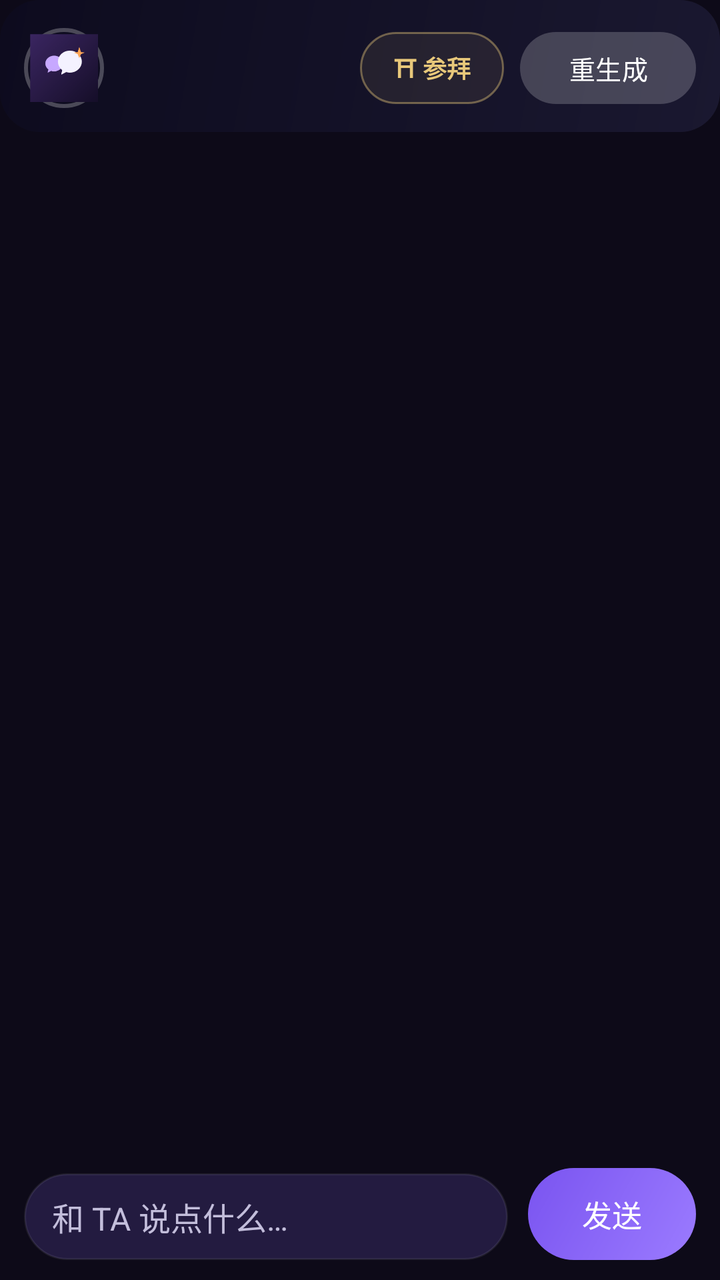
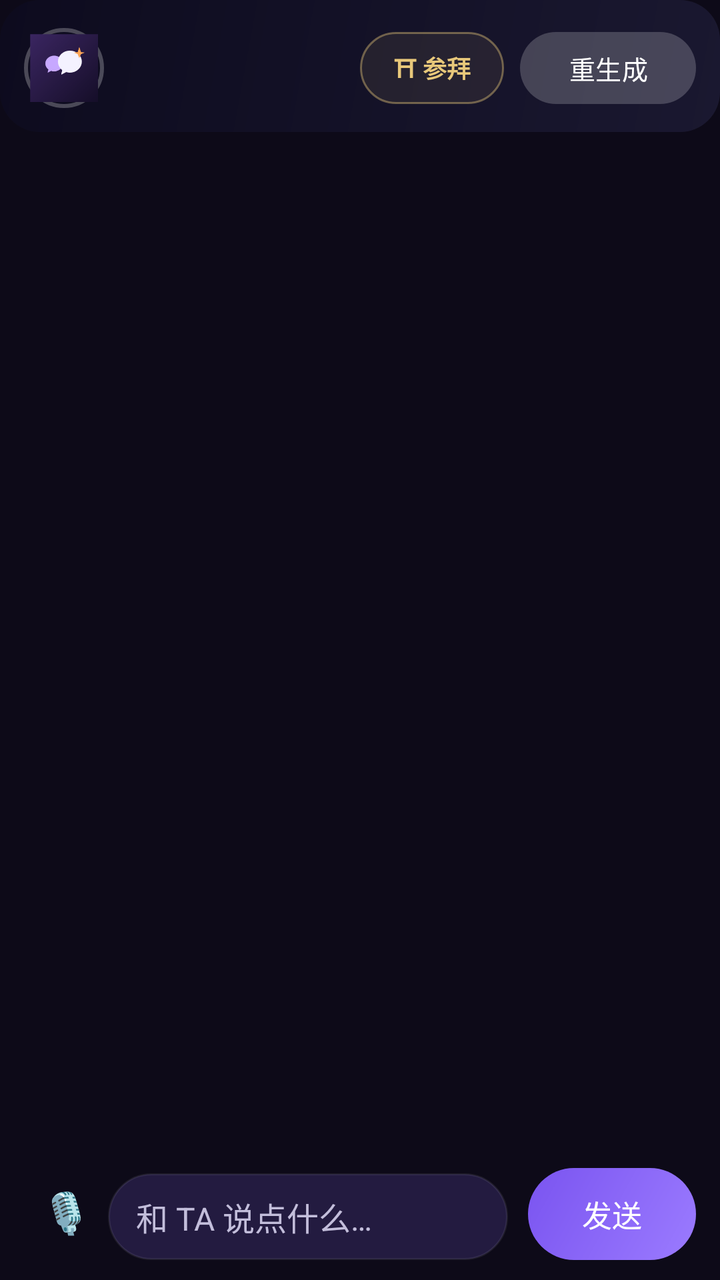

An Android layout rendered at two revisions. The XML below is the earlier revision; the diff shows what the commit changed to produce the second picture.
<!-- AndroidManifest.xml: application theme Theme.EchoFlow -->
<!-- res/layout/activity_card_chat.xml -->
<?xml version="1.0" encoding="utf-8"?>
<LinearLayout xmlns:android="http://schemas.android.com/apk/res/android"
    xmlns:app="http://schemas.android.com/apk/res-auto"
    android:layout_width="match_parent"
    android:layout_height="match_parent"
    android:background="@color/bg_page"
    android:orientation="vertical">

    
    <LinearLayout
        android:layout_width="match_parent"
        android:layout_height="wrap_content"
        android:background="@drawable/bg_chat_panel"
        android:gravity="center_vertical"
        android:orientation="horizontal"
        android:paddingHorizontal="12dp"
        android:paddingTop="14dp"
        android:paddingBottom="12dp">

        <ImageView
            android:id="@+id/chat_avatar"
            android:layout_width="40dp"
            android:layout_height="40dp"
            android:background="@drawable/bg_circle"
            android:padding="3dp"
            android:scaleType="centerCrop"
            android:src="@drawable/app_icon" />

        <LinearLayout
            android:layout_width="0dp"
            android:layout_height="wrap_content"
            android:layout_marginStart="10dp"
            android:layout_weight="1"
            android:orientation="vertical">

            <TextView
                android:id="@+id/chat_card_name"
                android:layout_width="match_parent"
                android:layout_height="wrap_content"
                android:ellipsize="end"
                android:maxLines="1"
                android:textColor="#FFFFFF"
                android:textSize="17sp"
                android:textStyle="bold" />

            <TextView
                android:id="@+id/chat_model"
                android:layout_width="match_parent"
                android:layout_height="wrap_content"
                android:textColor="#CCFFFFFF"
                android:textSize="12sp" />
        </LinearLayout>

        <TextView
            android:id="@+id/chat_shrine"
            android:layout_width="wrap_content"
            android:layout_height="36dp"
            android:background="@drawable/ef_bg_shrine_card"
            android:gravity="center"
            android:minWidth="72dp"
            android:paddingHorizontal="10dp"
            android:text="⛩ 参拜"
            android:textColor="@color/ef_shrine_gold"
            android:textSize="12sp"
            android:textStyle="bold" />

        <com.google.android.material.button.MaterialButton
            android:id="@+id/btn_regen"
            style="@style/Widget.Material3.Button.TonalButton"
            android:layout_width="wrap_content"
            android:layout_height="36dp"
            android:layout_marginStart="8dp"
            android:insetTop="0dp"
            android:insetBottom="0dp"
            android:text="重生成"
            android:textColor="#FFFFFF"
            android:textSize="13sp"
            app:backgroundTint="#33FFFFFF"
            app:cornerRadius="18dp" />
    </LinearLayout>

    <androidx.recyclerview.widget.RecyclerView
        android:id="@+id/chat_list"
        android:layout_width="match_parent"
        android:layout_height="0dp"
        android:layout_weight="1"
        android:clipToPadding="false"
        android:paddingBottom="8dp"
        android:scrollbars="vertical" />

    <LinearLayout
        android:layout_width="match_parent"
        android:layout_height="wrap_content"
        android:gravity="bottom|center_vertical"
        android:orientation="horizontal"
        android:paddingHorizontal="12dp"
        android:paddingTop="6dp"
        android:paddingBottom="10dp">

        <LinearLayout
            android:layout_width="0dp"
            android:layout_height="wrap_content"
            android:layout_weight="1"
            android:background="@drawable/bg_input"
            android:elevation="2dp"
            android:orientation="vertical"
            android:paddingHorizontal="14dp"
            android:paddingVertical="10dp">

            <EditText
                android:id="@+id/card_input"
                android:layout_width="match_parent"
                android:layout_height="wrap_content"
                android:background="@null"
                android:hint="和 TA 说点什么…"
                android:imeOptions="actionSend"
                android:inputType="textMultiLine"
                android:maxLines="5"
                android:textColor="@color/text_primary"
                android:textColorHint="@color/text_secondary"
                android:textSize="16sp" />
        </LinearLayout>

        <com.google.android.material.button.MaterialButton
            android:id="@+id/btn_card_send"
            android:layout_width="wrap_content"
            android:layout_height="46dp"
            android:layout_marginStart="10dp"
            android:minWidth="84dp"
            android:text="发送"
            android:textColor="#FFFFFF"
            android:textSize="15sp"
            android:background="@drawable/bg_send"
            app:backgroundTint="@null"
            app:cornerRadius="23dp" />
    </LinearLayout>
</LinearLayout>
<!-- resources referenced by this layout -->
<resources>
  <color name="bg_page">#0D0A18</color>
  <color name="ef_shrine_gold">#E8C87A</color>
  <color name="text_primary">#F6F4FF</color>
  <color name="text_secondary">#C3BEDB</color>
  <!-- drawable bg_chat_panel (drawable) -->
  <?xml version="1.0" encoding="utf-8"?>
  <shape xmlns:android="http://schemas.android.com/apk/res/android"
      android:shape="rectangle">
      <gradient
          android:angle="135"
          android:startColor="#1A1830"
          android:endColor="#0D0B1E"
          android:type="linear" />
      <corners android:radius="20dp" />
  </shape>
  <!-- drawable bg_circle (drawable) -->
  <?xml version="1.0" encoding="utf-8"?>
  <shape xmlns:android="http://schemas.android.com/apk/res/android"
      android:shape="oval">
      <solid android:color="@android:color/transparent" />
      <stroke android:width="2dp" android:color="#40FFFFFF" />
  </shape>
  <!-- drawable bg_input (drawable) -->
  <?xml version="1.0" encoding="utf-8"?>
  <shape xmlns:android="http://schemas.android.com/apk/res/android"
      android:shape="rectangle">
      <solid android:color="@color/ef_night_500" />
      <stroke android:width="1dp" android:color="@color/ef_hairline" />
      <corners android:radius="24dp" />
  </shape>
  <!-- drawable bg_send (drawable) -->
  <?xml version="1.0" encoding="utf-8"?>
  <shape xmlns:android="http://schemas.android.com/apk/res/android"
      android:shape="rectangle">
      <gradient
          android:angle="135"
          android:startColor="@color/ef_primary"
          android:endColor="@color/ef_primary_deep"
          android:type="linear" />
      <corners android:radius="999dp" />
  </shape>
  <!-- drawable ef_bg_shrine_card (drawable) -->
  <?xml version="1.0" encoding="utf-8"?>
  <shape xmlns:android="http://schemas.android.com/apk/res/android"
      android:shape="rectangle">
      <solid android:color="#14E8C87A" />
      <stroke android:width="1dp" android:color="@color/ef_shrine_gold_42" />
      <corners android:radius="@dimen/ef_r_lg" />
  </shape>
  <color name="ef_night_500">#231B40</color>
  <color name="ef_hairline">#14FFFFFF</color>
  <color name="ef_primary">#9B7BFF</color>
  <color name="ef_primary_deep">#7A54F0</color>
  <color name="ef_shrine_gold_42">#6BE8C87A</color>
  <dimen name="ef_r_lg">20dp</dimen>
  <style name="Theme.EchoFlow.PopupMenu.Widget" parent="Widget.Material3.PopupMenu">
          <item name="android:popupBackground">@drawable/ef_popup_bg</item>
      </style>
  <style name="Theme.EchoFlow.PopupMenu.Item" parent="TextAppearance.Material3.BodyLarge">
          <item name="android:textColor">@color/ef_text_1</item>
          <item name="android:textSize">15sp</item>
      </style>
  <style name="Theme.EchoFlow.Dialog" parent="Theme.Material3.Dark.Dialog.Alert">
          <item name="android:colorBackground">#241A3D</item>
          <item name="android:textColorPrimary">#F4F2FF</item>
          <item name="colorPrimary">#9B7BFF</item>
          <item name="colorSurface">#2C2148</item>
      </style>
  <!-- drawable ef_popup_bg (drawable) -->
  <?xml version="1.0" encoding="utf-8"?>
  <shape xmlns:android="http://schemas.android.com/apk/res/android"
      android:shape="rectangle">
      <solid android:color="#241A3D" />
      <stroke android:width="1dp" android:color="#33FFFFFF" />
      <corners android:radius="14dp" />
      <padding
          android:top="6dp"
          android:bottom="6dp" />
  </shape>
  <color name="ef_text_1">#F6F4FF</color>
</resources>

<!-- the commit's change to res/layout/activity_card_chat.xml (unified diff, before → after) -->
@@ -97,6 +97,17 @@
         android:paddingTop="6dp"
         android:paddingBottom="10dp">
 
+        
+        <TextView
+            android:id="@+id/btn_card_voice"
+            android:layout_width="42dp"
+            android:layout_height="46dp"
+            android:gravity="center"
+            android:text="🎙"
+            android:textSize="20sp"
+            android:background="?android:attr/selectableItemBackground"
+            android:contentDescription="语音输入" />
+
         <LinearLayout
             android:layout_width="0dp"
             android:layout_height="wrap_content"
